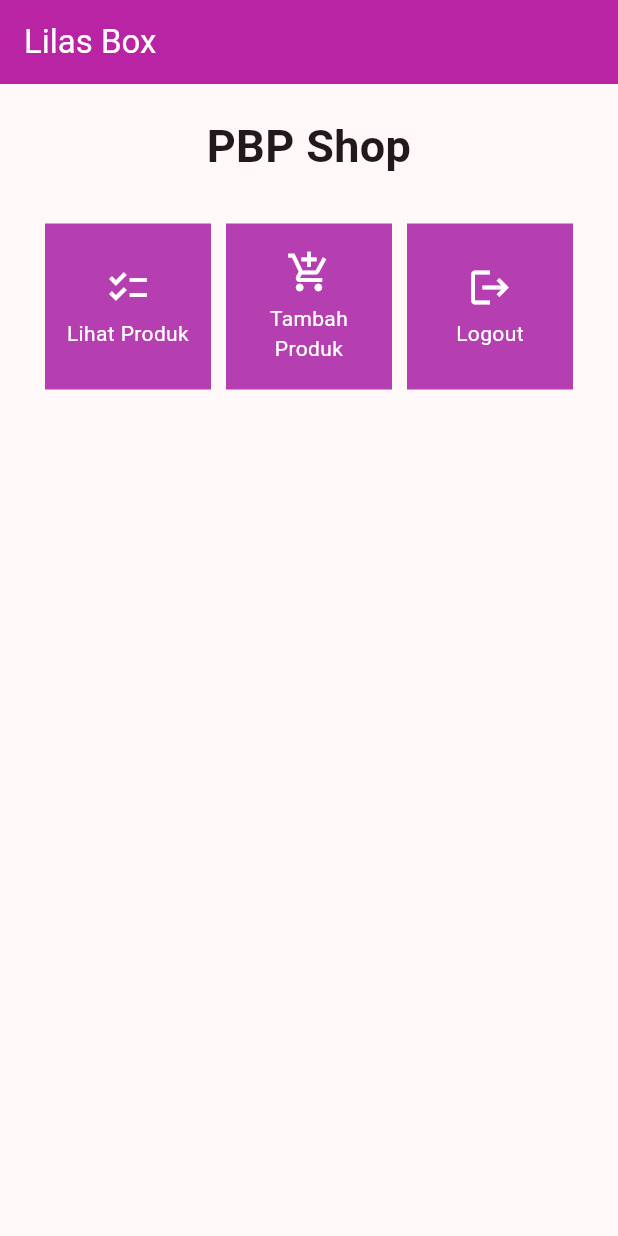
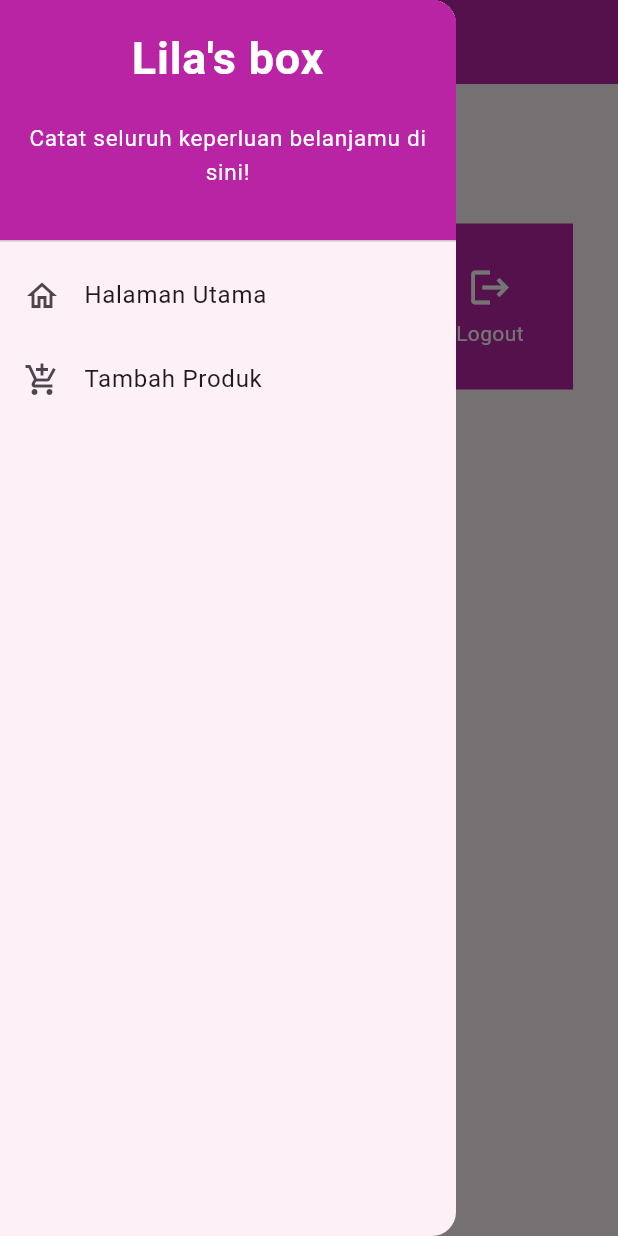
Before and after one commit to leticiakalila/lilas-box-mobile, a Flutter app: the screen it shows after launch, with the side drawer open (before the commit the screen has no drawer), on a phone screen of 412 x 824 dp. Run offline on Flutter 3.47's test engine with Material 2 defaults, Android fonts, the phone set to English and light mode, and no system bars.

Commit message:
menyelesaikan tugas 8

```diff
--- a/lib/main.dart
+++ b/lib/main.dart
@@ -1,5 +1,5 @@
 import 'package:flutter/material.dart';
-import 'package:lilasbox/menu.dart';
+import 'package:lilasbox/screens/menu.dart';
 
 void main() {
   runApp(const MyApp());
@@ -29,7 +29,7 @@
         //
         // This works for code too, not just values: Most code changes can be
         // tested with just a hot reload.
-        colorScheme: ColorScheme.fromSeed(seedColor: Color.fromARGB(255, 178, 26, 125)),
+        colorScheme: ColorScheme.fromSeed(seedColor: Color.fromARGB(255, 188, 36, 185)),
         useMaterial3: true,
       ),
       home: MyHomePage(),
--- a/lib/menu.dart
+++ b/lib/screens/menu.dart
@@ -1,4 +1,7 @@
 import 'package:flutter/material.dart';
+import 'package:lilasbox/widgets/left_drawer.dart';
+import 'package:lilasbox/widgets/shop_card.dart';
+
 
 class MyHomePage extends StatelessWidget {
   const MyHomePage({Key? key}) : super(key: key);
@@ -24,12 +27,13 @@
     return Scaffold(
       appBar: AppBar(
         title: const Text(
-          'Lilas Box',
+          "Lila's box",
 
         ),
         backgroundColor: Color.fromARGB(255, 185, 36, 165),
         foregroundColor: Colors.white,
       ),
+      drawer: const LeftDrawer(),
       body: SingleChildScrollView(
         // Widget wrapper yang dapat discroll
         child: Padding(
@@ -70,61 +74,3 @@
     );
   }
 }
-
-class ShopCard extends StatelessWidget {
-  final ShopItem item;
-
-  const ShopCard(this.item, {super.key}); // Constructor
-
-  @override
-  Widget build(BuildContext context) {
-    return Material(
-      color: const Color.fromARGB(255, 181, 63, 177),
-      child: InkWell(
-        // Area responsive terhadap sentuhan
-        onTap: () {
-          // Memunculkan SnackBar ketika diklik
-          ScaffoldMessenger.of(context)
-            ..hideCurrentSnackBar()
-            ..showSnackBar(SnackBar(
-                content: Text("Kamu telah menekan tombol ${item.name}!")));
-        },
-        child: Container(
-          // Container untuk menyimpan Icon dan Text
-          padding: const EdgeInsets.all(8),
-          child: Center(
-            child: Column(
-              mainAxisAlignment: MainAxisAlignment.center,
-              children: [
-                Icon(
-                  item.icon,
-                  color: Colors.white,
-                  size: 30.0,
-                ),
-                const Padding(padding: EdgeInsets.all(3)),
-                Text(
-                  item.name,
-                  textAlign: TextAlign.center,
-                  style: const TextStyle(color: Colors.white),
-                ),
-              ],
-            ),
-          ),
-        ),
-      ),
-    );
-  }
-}
-
-class ShopItem {
-  final String name;
-  final IconData icon;
-
-  ShopItem(this.name, this.icon);
-}
-
-final List<ShopItem> items = [
-  ShopItem("Lihat Produk", Icons.checklist),
-  ShopItem("Tambah Produk", Icons.add_shopping_cart),
-  ShopItem("Logout", Icons.logout),
-];
--- /dev/null
+++ b/lib/widgets/left_drawer.dart
@@ -0,0 +1,69 @@
+import 'package:flutter/material.dart';
+import 'package:lilasbox/screens/menu.dart';
+import 'package:lilasbox/screens/shoplist_form.dart';
+// TODO: Impor halaman ShopFormPage jika sudah dibuat
+
+class LeftDrawer extends StatelessWidget {
+  const LeftDrawer({super.key});
+
+  @override
+  Widget build(BuildContext context) {
+    return Drawer(
+      child: ListView(
+        children: [
+          const DrawerHeader(
+            decoration: BoxDecoration(
+              color: Color.fromARGB(255, 185, 36, 165),
+            ),
+            child: Column(
+              children: [
+                Text(
+                  "Lila's box",
+                  textAlign: TextAlign.center,
+                  style: TextStyle(
+                    fontSize: 30,
+                    fontWeight: FontWeight.bold,
+                    color: Colors.white,
+                  ),
+                ),
+                Padding(padding: EdgeInsets.all(10)),
+                Text("Catat seluruh keperluan belanjamu di sini!",
+                    style: TextStyle(
+                    color: Colors.white, // Warna teks putih
+                    fontSize: 15, // Ukuran font 15
+                    fontWeight: FontWeight.normal, // Bobot teks biasa
+                    ),
+                    textAlign: TextAlign.center, // Pusatkan teks
+                ),
+              ],
+            ),
+          ),
+          ListTile(
+            leading: const Icon(Icons.home_outlined),
+            title: const Text('Halaman Utama'),
+            // Bagian redirection ke MyHomePage
+            onTap: () {
+              Navigator.pushReplacement(
+                  context,
+                  MaterialPageRoute(
+                    builder: (context) => MyHomePage(),
+                  ));
+            },
+          ),
+          ListTile(
+            leading: const Icon(Icons.add_shopping_cart),
+            title: const Text('Tambah Produk'),
+            // Bagian redirection ke ShopFormPage
+            onTap: () {
+              Navigator.push(
+                  context,
+                  MaterialPageRoute(
+                    builder: (context) => ShopFormPage(),
+                  ));
+            },
+          ),
+        ],
+      ),
+    );
+  }
+}
--- /dev/null
+++ b/lib/widgets/shop_card.dart
@@ -0,0 +1,68 @@
+import 'package:flutter/material.dart';
+import 'package:lilasbox/screens/shoplist_form.dart';
+
+class ShopCard extends StatelessWidget {
+  final ShopItem item;
+
+  const ShopCard(this.item, {super.key}); // Constructor
+
+  @override
+  Widget build(BuildContext context) {
+    return Material(
+      color: Color.fromARGB(255, 185, 36, 165),
+      child: InkWell(
+        // Area responsive terhadap sentuhan
+        onTap: () {
+          // Memunculkan SnackBar ketika diklik
+          ScaffoldMessenger.of(context)
+            ..hideCurrentSnackBar()
+            ..showSnackBar(SnackBar(
+                content: Text("Kamu telah menekan tombol ${item.name}!")));
+          if (item.name == "Tambah Produk") {
+            Navigator.push(
+              context,
+              MaterialPageRoute(
+                builder: (context) => const ShopFormPage(),
+              ),
+            );
+          }
+        },
+        child: Container(
+          // Container untuk menyimpan Icon dan Text
+          padding: const EdgeInsets.all(8),
+          child: Center(
+            child: Column(
+              mainAxisAlignment: MainAxisAlignment.center,
+              children: [
+                Icon(
+                  item.icon,
+                  color: Colors.white,
+                  size: 30.0,
+                ),
+                const Padding(padding: EdgeInsets.all(3)),
+                Text(
+                  item.name,
+                  textAlign: TextAlign.center,
+                  style: const TextStyle(color: Colors.white),
+                ),
+              ],
+            ),
+          ),
+        ),
+      ),
+    );
+  }
+}
+
+class ShopItem {
+  final String name;
+  final IconData icon;
+
+  ShopItem(this.name, this.icon);
+}
+
+final List<ShopItem> items = [
+  ShopItem("Lihat Produk", Icons.checklist),
+  ShopItem("Tambah Produk", Icons.add_shopping_cart),
+  ShopItem("Logout", Icons.logout),
+];
```
Also changed, not shown: lib/screens/shoplist_form.dart (added, +166 -0 lines), 1 other file.
